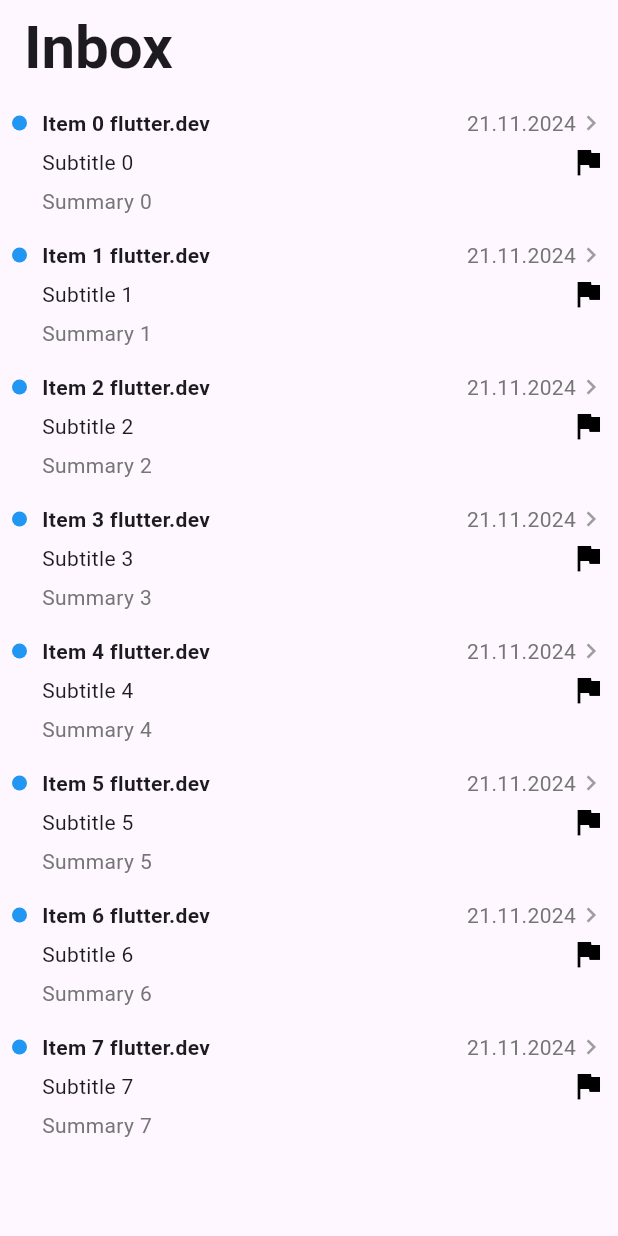
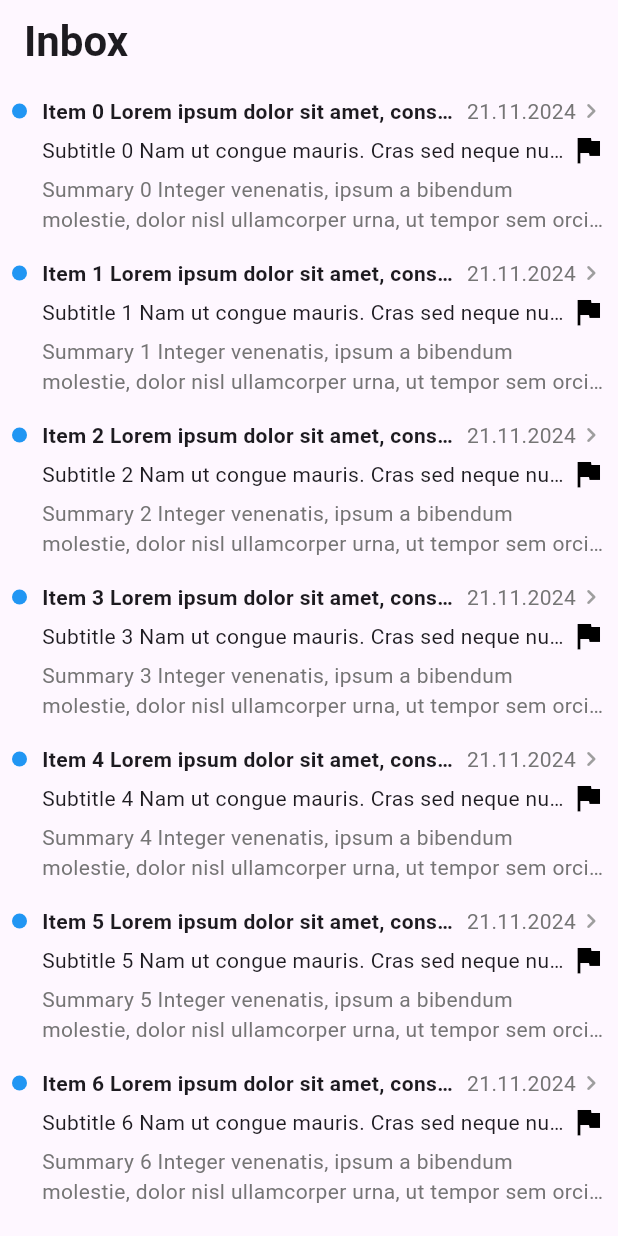
Before and after one commit to zifrz/neem-second-brain, a Flutter app: the screen it shows after launch, on a phone screen of 412 x 824 dp. Run offline on Flutter 3.47's test engine with Material 3 defaults, Android fonts, the light colour scheme and no system bars.

Commit message:
fix: Tile and Appbar Text UI issues

```diff
--- a/lib/components/tile.dart
+++ b/lib/components/tile.dart
@@ -38,13 +38,17 @@ class Tile extends StatelessWidget {
                 // First row with sender and date
                 Row(
                   children: [
-                    Text(
-                      '$title flutter.dev',
-                      style: const TextStyle(
-                        fontWeight: FontWeight.bold,
+                    Expanded(
+                      child: Text(
+                        '$title flutter.dev',
+                        style: const TextStyle(
+                          fontWeight: FontWeight.bold,
+                        ),
+                        maxLines: 1,
+                        overflow: TextOverflow.ellipsis,
                       ),
                     ),
-                    const Spacer(),
+                    const SizedBox(width: 8),
                     Text(
                       '21.11.2024',
                       style: TextStyle(
@@ -52,7 +56,7 @@ class Tile extends StatelessWidget {
                       ),
                     ),
                     const Icon(
-                      Icons.chevron_right,
+                      Icons.chevron_right_rounded,
                       color: Colors.grey,
                       size: 20,
                     ),
@@ -89,7 +93,7 @@ class Tile extends StatelessWidget {
                   maxLines: 2,
                   overflow: TextOverflow.ellipsis,
                 ),
-                const SizedBox(width: 8),
+                const SizedBox(width: 16),
               ],
             ),
           ),
--- a/lib/pages/home_page.dart
+++ b/lib/pages/home_page.dart
@@ -11,20 +11,22 @@ class HomePage extends StatelessWidget {
         title: const Text(
           'Inbox',
           style: TextStyle(
-            fontSize: 40,
+            fontSize: 28,
             fontWeight: FontWeight.bold,
           ),
         ),
         elevation: 0,
-        toolbarHeight: 64,
       ),
       body: ListView.builder(
         itemCount: 8,
         itemBuilder: (context, index) {
           return Tile(
-              title: 'Item $index',
-              subtitle: 'Subtitle $index',
-              summary: 'Summary $index');
+              title:
+                  'Item $index Lorem ipsum dolor sit amet, consectetur adipiscing elit. Nam tincidunt risus sit amet odio rhoncus, et imperdiet lorem ultrices. Donec.',
+              subtitle:
+                  'Subtitle $index Nam ut congue mauris. Cras sed neque nunc. Phasellus interdum metus neque, quis tincidunt tortor placerat id. Fusce non diam.',
+              summary:
+                  'Summary $index Integer venenatis, ipsum a bibendum molestie, dolor nisl ullamcorper urna, ut tempor sem orci nec nunc. Etiam leo mauris, volutpat.');
         },
       ),
     );
```
